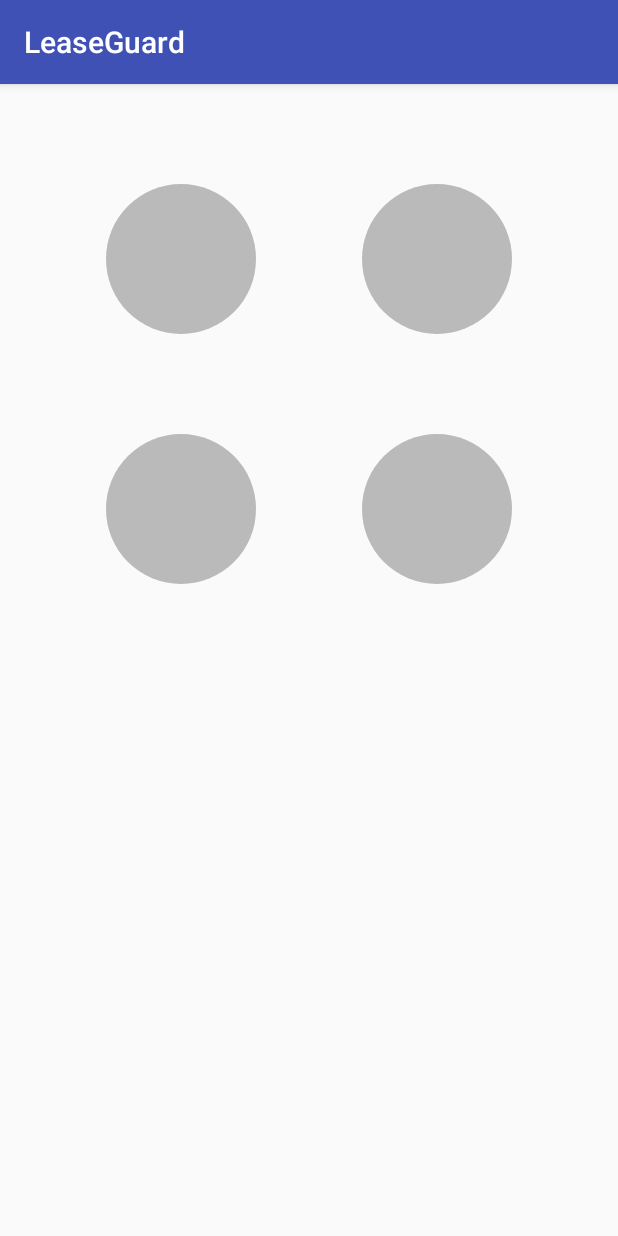
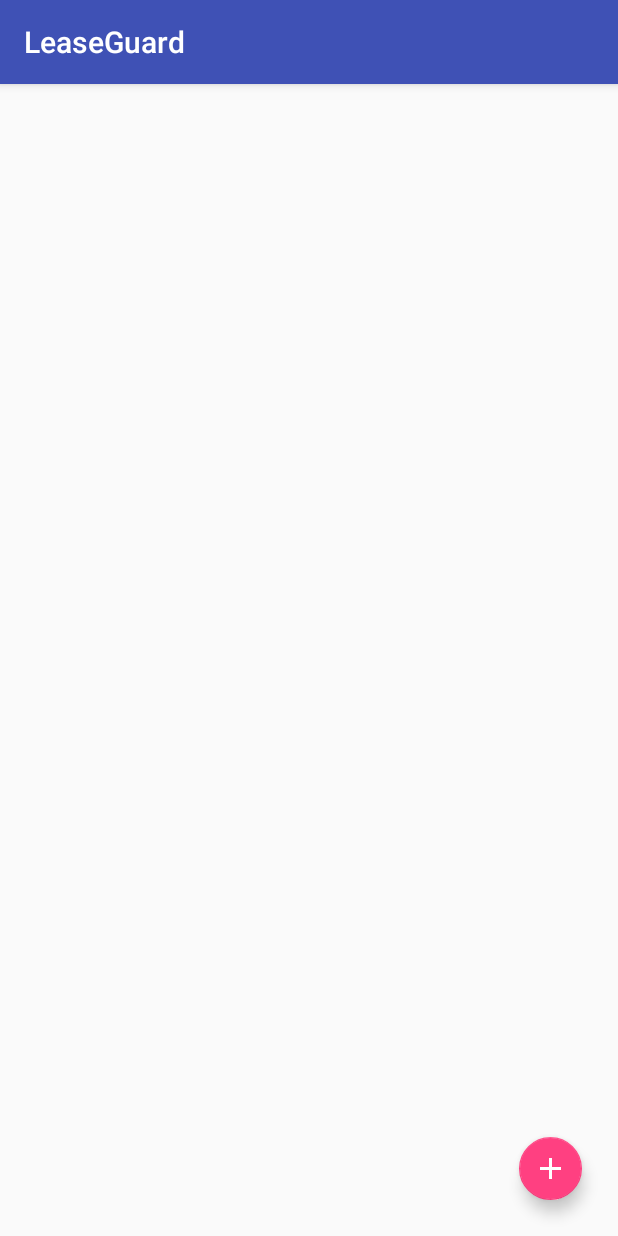
Before and after one commit to nshaheer/RentSafe, an Android app: the SafeRentActivity screen opened directly, with no data from a screen before it, on a phone screen of 412 x 824 dp. Run offline under Robolectric (Android 15) with nearby library versions, the phone set to English and light mode, and no system bars; our stand-ins replace Dagger/Hilt's generated code; 2 statements that could not run were skipped.

Commit message:
Added MenuButton and ActionMenu UI components.

```diff
--- a/LeaseGuard/app/src/main/java/com/leaseguard/leaseguard/landing/SafeRentActivity.kt
+++ b/LeaseGuard/app/src/main/java/com/leaseguard/leaseguard/landing/SafeRentActivity.kt
@@ -1,6 +1,7 @@
 package com.leaseguard.leaseguard.landing
 
 import android.os.Bundle
+import android.view.View
 import com.leaseguard.leaseguard.BaseActivity
 import com.leaseguard.leaseguard.R
 import kotlinx.android.synthetic.main.activity_saferent.*
@@ -14,9 +15,22 @@ class SafeRentActivity : BaseActivity<SafeRentActivityViewModel>() {
     override fun onCreate(savedInstanceState: Bundle?) {
         super.onCreate(savedInstanceState)
         setContentView(R.layout.activity_saferent)
-        pdfButton.setOnClickListener {
-
-        }
+        floatingActionMenu.addItem("Google Drive", R.drawable.ic_folder,
+                View.OnClickListener {
+                    // TODO: open drive
+                })
+        floatingActionMenu.addItem("PDF", R.drawable.ic_pdf,
+                View.OnClickListener {
+                    // TODO: open pdf
+                })
+        floatingActionMenu.addItem("Library", R.drawable.ic_lib,
+                View.OnClickListener {
+                    // TODO: open library
+                })
+        floatingActionMenu.addItem("Photo", R.drawable.ic_camera,
+                View.OnClickListener {
+                    // TODO: open camera
+                })
     }
 
     override fun getViewModel(): SafeRentActivityViewModel {
--- /dev/null
+++ b/LeaseGuard/app/src/main/java/com/leaseguard/leaseguard/ui/ActionMenu.kt
@@ -0,0 +1,75 @@
+package com.leaseguard.leaseguard.ui
+
+import android.content.Context
+import android.util.AttributeSet
+import android.util.TypedValue
+import android.view.Gravity
+import android.widget.ImageView
+import android.widget.LinearLayout
+import com.google.android.material.floatingactionbutton.FloatingActionButton
+import com.leaseguard.leaseguard.R
+
+class ActionMenu @JvmOverloads constructor(
+        context: Context, attrs: AttributeSet? = null, defStyleAttr: Int = 0
+) : LinearLayout(context, attrs, defStyleAttr) {
+    private var menuIsShowing = false
+    private var isAnimating = false
+    private val expandButton: FloatingActionButton = FloatingActionButton(context)
+
+    private val menuItems : MutableList<MenuButton> = mutableListOf()
+    private val menuItemContainer = LinearLayout(context).apply {
+        layoutParams = LayoutParams(LayoutParams.WRAP_CONTENT, LayoutParams.WRAP_CONTENT)
+        orientation = VERTICAL
+    }
+
+    init {
+        orientation = VERTICAL
+        gravity = Gravity.BOTTOM or Gravity.END
+        expandButton.setImageResource(R.drawable.ic_plus)
+        expandButton.scaleType = ImageView.ScaleType.CENTER
+        expandButton.background.setTint(context.getColor(R.color.darkblack))
+        val buttonSize = TypedValue.applyDimension(
+                TypedValue.COMPLEX_UNIT_DIP,
+                context.resources.getDimension(R.dimen.round_button_width),
+                resources.displayMetrics
+        ).toInt()
+        expandButton.layoutParams = LayoutParams(buttonSize, buttonSize)
+        expandButton.setOnClickListener {
+            toggleMenu()
+        }
+        addView(menuItemContainer)
+        addView(expandButton)
+    }
+
+    fun addItem(label: String, resId: Int, onClickListener: OnClickListener) {
+        menuItems.add(MenuButton(context, label, resId))
+    }
+
+    private fun toggleMenu() {
+        if (menuIsShowing) {
+            hideMenu()
+            menuIsShowing = false
+        } else {
+            showMenu()
+            menuIsShowing = true
+        }
+    }
+
+    private fun showMenu() {
+        if (!isAnimating) {
+            isAnimating = true
+            for (item in menuItems) {
+                menuItemContainer.addView(item)
+            }
+            isAnimating = false
+        }
+    }
+
+    private fun hideMenu() {
+        if (!isAnimating) {
+            isAnimating = true
+            menuItemContainer.removeAllViews()
+            isAnimating = false
+        }
+    }
+}
--- /dev/null
+++ b/LeaseGuard/app/src/main/java/com/leaseguard/leaseguard/ui/MenuButton.kt
@@ -0,0 +1,50 @@
+package com.leaseguard.leaseguard.ui
+
+import android.content.Context
+import android.util.TypedValue
+import android.view.Gravity
+import android.widget.LinearLayout
+import android.widget.TextView
+import com.google.android.material.floatingactionbutton.FloatingActionButton
+import com.leaseguard.leaseguard.R
+
+class MenuButton @JvmOverloads constructor(
+        context: Context, label: String, imgSrc: Int
+) : LinearLayout(context, null, 0) {
+    private val menuLabel : TextView = TextView(context)
+    private val actionButton : FloatingActionButton = FloatingActionButton(context)
+    init {
+        orientation = HORIZONTAL
+        gravity = Gravity.CENTER_VERTICAL or Gravity.START
+        clipToPadding = false
+        clipChildren = false
+
+        layoutParams = LayoutParams(LayoutParams.WRAP_CONTENT, LayoutParams.WRAP_CONTENT)
+
+        actionButton.background.setTint(context.getColor(R.color.lightgrey))
+        actionButton.size = convertToPixel(context.resources.getDimension(R.dimen.small_button_size))
+        val paddingSize = convertToPixel(context.resources.getDimension(R.dimen.generic_padding))
+        actionButton.setPadding(paddingSize, paddingSize, 0, paddingSize)
+        menuLabel.setPadding(paddingSize, paddingSize, paddingSize, paddingSize)
+        menuLabel.textSize = 16f
+        setText(label)
+        setImage(imgSrc)
+        addView(actionButton)
+        addView(menuLabel)
+    }
+
+    fun setText(text: String) {
+        menuLabel.text = text
+    }
+
+    fun setImage(resId: Int) {
+        actionButton.setImageResource(resId)
+    }
+
+    private fun convertToPixel(value: Float): Int {
+        return TypedValue.applyDimension(
+                TypedValue.COMPLEX_UNIT_DIP,
+                value,
+                resources.displayMetrics).toInt()
+    }
+}
--- /dev/null
+++ b/LeaseGuard/app/src/main/res/drawable/ic_camera.xml
@@ -0,0 +1,9 @@
+<vector xmlns:android="http://schemas.android.com/apk/res/android"
+    android:width="20dp"
+    android:height="18dp"
+    android:viewportWidth="20"
+    android:viewportHeight="18">
+  <path
+      android:pathData="M7,0L5.17,2H2C0.9,2 0,2.9 0,4V16C0,17.1 0.9,18 2,18H18C19.1,18 20,17.1 20,16V4C20,2.9 19.1,2 18,2H14.83L13,0H7ZM10,15C7.24,15 5,12.76 5,10C5,7.24 7.24,5 10,5C12.76,5 15,7.24 15,10C15,12.76 12.76,15 10,15Z"
+      android:fillColor="#000000"/>
+</vector>
--- /dev/null
+++ b/LeaseGuard/app/src/main/res/drawable/ic_folder.xml
@@ -0,0 +1,9 @@
+<vector xmlns:android="http://schemas.android.com/apk/res/android"
+    android:width="24dp"
+    android:height="24dp"
+    android:viewportWidth="24"
+    android:viewportHeight="24">
+  <path
+      android:pathData="M20,6h-8l-2,-2L4,4c-1.1,0 -1.99,0.9 -1.99,2L2,18c0,1.1 0.9,2 2,2h16c1.1,0 2,-0.9 2,-2L22,8c0,-1.1 -0.9,-2 -2,-2zM15,9c1.1,0 2,0.9 2,2s-0.9,2 -2,2 -2,-0.9 -2,-2 0.9,-2 2,-2zM19,17h-8v-1c0,-1.33 2.67,-2 4,-2s4,0.67 4,2v1z"
+      android:fillColor="#000000"/>
+</vector>
--- /dev/null
+++ b/LeaseGuard/app/src/main/res/drawable/ic_lib.xml
@@ -0,0 +1,9 @@
+<vector xmlns:android="http://schemas.android.com/apk/res/android"
+    android:width="20dp"
+    android:height="20dp"
+    android:viewportWidth="20"
+    android:viewportHeight="20">
+  <path
+      android:pathData="M20,14V2C20,0.9 19.1,0 18,0H6C4.9,0 4,0.9 4,2V14C4,15.1 4.9,16 6,16H18C19.1,16 20,15.1 20,14ZM9,10L11.03,12.71L14,9L18,14H6L9,10ZM0,4V18C0,19.1 0.9,20 2,20H16V18H2V4H0Z"
+      android:fillColor="#000000"/>
+</vector>
--- /dev/null
+++ b/LeaseGuard/app/src/main/res/drawable/ic_pdf.xml
@@ -0,0 +1,9 @@
+<vector xmlns:android="http://schemas.android.com/apk/res/android"
+    android:width="20dp"
+    android:height="20dp"
+    android:viewportWidth="20"
+    android:viewportHeight="20">
+  <path
+      android:pathData="M18,0H6C4.9,0 4,0.9 4,2V14C4,15.1 4.9,16 6,16H18C19.1,16 20,15.1 20,14V2C20,0.9 19.1,0 18,0ZM9.5,7.5C9.5,8.33 8.83,9 8,9H7V11H5.5V5H8C8.83,5 9.5,5.67 9.5,6.5V7.5ZM14.5,9.5C14.5,10.33 13.83,11 13,11H10.5V5H13C13.83,5 14.5,5.67 14.5,6.5V9.5ZM18.5,6.5H17V7.5H18.5V9H17V11H15.5V5H18.5V6.5ZM7,7.5H8V6.5H7V7.5ZM2,4H0V18C0,19.1 0.9,20 2,20H16V18H2V4ZM12,9.5H13V6.5H12V9.5Z"
+      android:fillColor="#000000"/>
+</vector>
--- /dev/null
+++ b/LeaseGuard/app/src/main/res/drawable/ic_plus.xml
@@ -0,0 +1,10 @@
+<vector xmlns:android="http://schemas.android.com/apk/res/android"
+    android:width="14dp"
+    android:height="14dp"
+    android:viewportWidth="14"
+    android:viewportHeight="14">
+  <path
+      android:pathData="M6,0V6H0V8H6V14H8V8H14V6H8V0H6Z"
+      android:fillColor="#ffffff"
+      android:fillType="evenOdd"/>
+</vector>
--- a/LeaseGuard/app/src/main/res/layout/activity_saferent.xml
+++ b/LeaseGuard/app/src/main/res/layout/activity_saferent.xml
@@ -5,49 +5,14 @@
     android:id="@+id/activity_saferent"
     xmlns:app="http://schemas.android.com/apk/res-auto">
 
-    <androidx.constraintlayout.widget.Guideline
-        android:id="@+id/bottom_line"
+    <com.leaseguard.leaseguard.ui.ActionMenu
+        android:id="@+id/floatingActionMenu"
         android:layout_width="wrap_content"
         android:layout_height="wrap_content"
-        app:layout_constraintGuide_begin="400dp"
-        android:orientation="horizontal"/>
-
-    <ImageButton
-        android:id="@+id/photoButton"
-        android:layout_width="@dimen/round_button_width"
-        android:layout_height="@dimen/round_button_height"
-        app:layout_constraintTop_toTopOf="parent"
-        app:layout_constraintStart_toStartOf="parent"
-        app:layout_constraintEnd_toStartOf="@id/libButton"
-        app:layout_constraintBottom_toTopOf="@id/pdfButton"
-
-        android:background="@drawable/circular_button"/>
-    <ImageButton
-        android:id="@+id/libButton"
-        android:layout_width="@dimen/round_button_width"
-        android:layout_height="@dimen/round_button_height"
-        app:layout_constraintTop_toTopOf="parent"
-        app:layout_constraintStart_toEndOf="@id/photoButton"
+        app:layout_constraintBottom_toBottomOf="parent"
         app:layout_constraintEnd_toEndOf="parent"
-        app:layout_constraintBottom_toTopOf="@id/driveButton"
-        android:background="@drawable/circular_button"/>
-    <ImageButton
-        android:id="@+id/pdfButton"
-        android:layout_width="@dimen/round_button_width"
-        android:layout_height="@dimen/round_button_height"
-        app:layout_constraintTop_toBottomOf="@id/photoButton"
-        app:layout_constraintStart_toStartOf="parent"
-        app:layout_constraintEnd_toStartOf="@id/driveButton"
-        app:layout_constraintBottom_toBottomOf="@id/bottom_line"
-        android:background="@drawable/circular_button"/>
-    <ImageButton
-        android:id="@+id/driveButton"
-        android:layout_width="@dimen/round_button_width"
-        android:layout_height="@dimen/round_button_height"
-        app:layout_constraintTop_toBottomOf="@id/photoButton"
-        app:layout_constraintStart_toEndOf="@id/pdfButton"
-        app:layout_constraintBottom_toBottomOf="@id/bottom_line"
-        app:layout_constraintEnd_toEndOf="parent"
-        android:background="@drawable/circular_button"/>
+        android:clipChildren="false"
+        android:clipToPadding="false"
+        android:padding="24dp"/>
 
 </androidx.constraintlayout.widget.ConstraintLayout>
--- a/LeaseGuard/app/src/main/res/values/colors.xml
+++ b/LeaseGuard/app/src/main/res/values/colors.xml
@@ -4,5 +4,6 @@
     <color name="colorPrimaryDark">#303F9F</color>
     <color name="colorAccent">#FF4081</color>
 
+    <color name="darkblack">#000000</color>
     <color name="lightgrey">#BABABA</color>
 </resources>
--- a/LeaseGuard/app/src/main/res/values/dimens.xml
+++ b/LeaseGuard/app/src/main/res/values/dimens.xml
@@ -6,7 +6,14 @@
     <dimen name="standard_button_width">150dp</dimen>
     <dimen name="standard_button_height">50dp</dimen>
 
-    <dimen name="round_button_width">100dp</dimen>
-    <dimen name="round_button_height">100dp</dimen>
-    <dimen name="round_button_radius">50dp</dimen>
+    <dimen name="round_button_width">28dp</dimen>
+    <dimen name="round_button_height">28dp</dimen>
+    <dimen name="round_button_radius">14dp</dimen>
+
+    <dimen name="small_button_size">20dp</dimen>
+
+    <dimen name="menu_button_width">50dp</dimen>
+    <dimen name="menu_button_height">50dp</dimen>
+
+    <dimen name="generic_padding">8dp</dimen>
 </resources>
```
